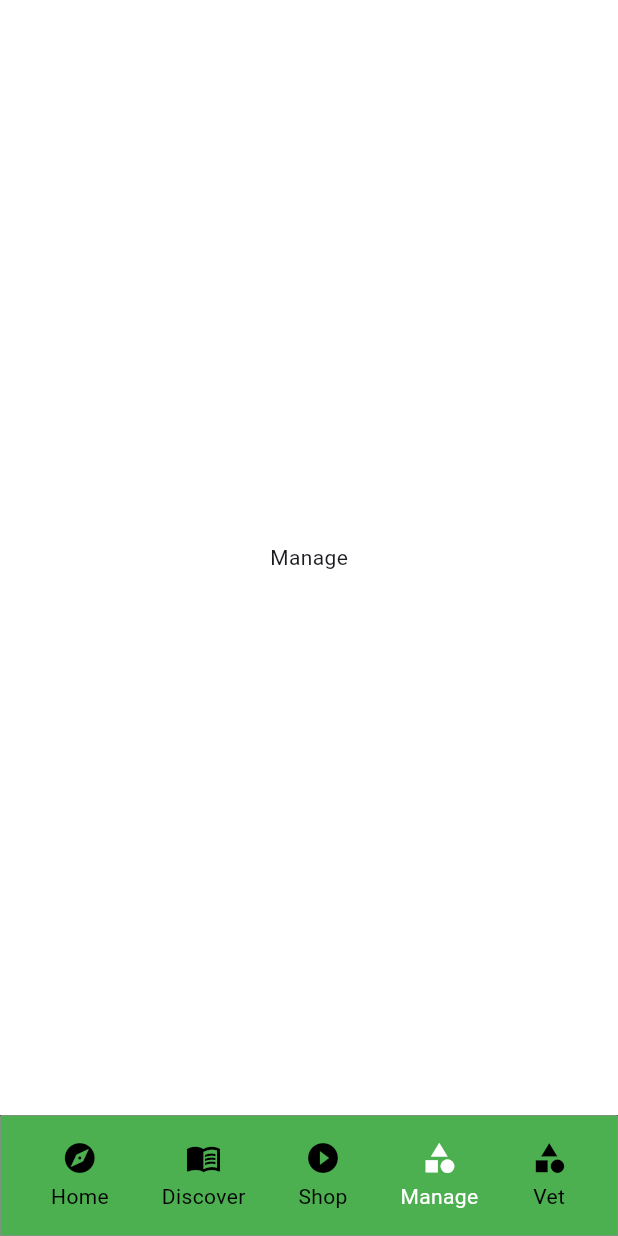
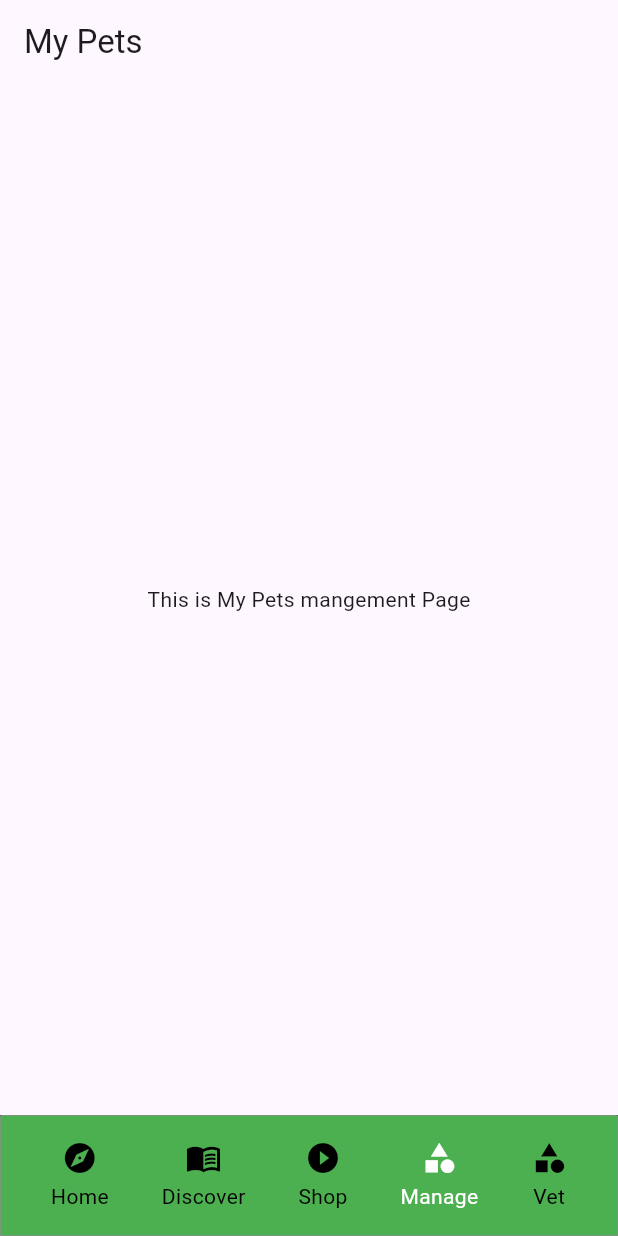
Before and after one commit to NaySovannarith/PET-CARE, a Flutter app: the CustomNavBar screen opened directly, item 4 of the bottom bar chosen, on a phone screen of 412 x 824 dp. Run offline on Flutter 3.47's test engine with Material 3 defaults, Android fonts, the light colour scheme and no system bars.

Commit message:
update on homepages

```diff
--- a/lib/narbar.dart
+++ b/lib/narbar.dart
@@ -1,5 +1,10 @@
 import 'package:flutter/material.dart';
 import 'home_screen.dart';
+import 'navbar/discover.dart';
+import 'navbar/manage.dart';
+import 'navbar/vet.dart';
+import 'navbar/shop.dart';
+
 
 class CustomNavBar extends StatefulWidget {
   const CustomNavBar({super.key});
@@ -13,10 +18,10 @@ class _CustomNavBarState extends State<CustomNavBar> {
 
   static const List<Widget> _page = [
     HomeScreen(),
-    Center(child: Text("Discover")),
-    Center(child: Text("Shop")),
-    Center(child: Text("Manage")),
-    Center(child: Text("Vet")),
+    Discover(),
+    PetsShop(),
+    PetManage(),
+    VET(),
   ];
 
   void _onItemTapped(int index) {
--- /dev/null
+++ b/lib/navbar/discover.dart
@@ -0,0 +1,13 @@
+import 'package:flutter/material.dart';
+
+class Discover extends StatelessWidget {
+  const Discover({super.key});
+
+  @override
+  Widget build(BuildContext context) {
+    return Scaffold(
+      appBar: AppBar(title: const Text("My Pets")),
+      body: const Center(child: Text("This is My Pets Page")),
+    );
+  }
+}
--- /dev/null
+++ b/lib/navbar/manage.dart
@@ -0,0 +1,14 @@
+
+import 'package:flutter/material.dart';
+
+class PetManage extends StatelessWidget {
+  const PetManage({super.key});
+
+  @override
+  Widget build(BuildContext context) {
+    return Scaffold(
+      appBar: AppBar(title: const Text("My Pets")),
+      body: const Center(child: Text("This is My Pets mangement Page")),
+    );
+  }
+}
--- /dev/null
+++ b/lib/navbar/shop.dart
@@ -0,0 +1,14 @@
+// screens/pets_page.dart
+import 'package:flutter/material.dart';
+
+class PetsShop extends StatelessWidget {
+  const PetsShop({super.key});
+
+  @override
+  Widget build(BuildContext context) {
+    return Scaffold(
+      appBar: AppBar(title: const Text("My Pets")),
+      body: const Center(child: Text("This is My Pets Page")),
+    );
+  }
+}
--- /dev/null
+++ b/lib/navbar/vet.dart
@@ -0,0 +1,14 @@
+
+import 'package:flutter/material.dart';
+
+class VET extends StatelessWidget {
+  const VET({super.key});
+
+  @override
+  Widget build(BuildContext context) {
+    return Scaffold(
+      appBar: AppBar(title: const Text("My Pets")),
+      body: const Center(child: Text("This is My Pets Page")),
+    );
+  }
+}
--- a/pubspec.yaml
+++ b/pubspec.yaml
@@ -30,6 +30,7 @@ environment:
 dependencies:
   flutter:
     sdk: flutter
+  url_launcher: ^6.2.5
 
   # The following adds the Cupertino Icons font to your application.
   # Use with the CupertinoIcons class for iOS style icons.
@@ -38,7 +39,6 @@ dependencies:
 dev_dependencies:
   flutter_test:
     sdk: flutter
-
   # The "flutter_lints" package below contains a set of recommended lints to
   # encourage good coding practices. The lint set provided by the package is
   # activated in the `analysis_options.yaml` file located at the root of your
```
Also changed, not shown: lib/home_screen.dart (+62 -23 lines), lib/widgets/insert_link.dart (added, +10 -0 lines), assets/map.png (added), assets/pet_food.jpg (added), pubspec.lock, 5 other files.
